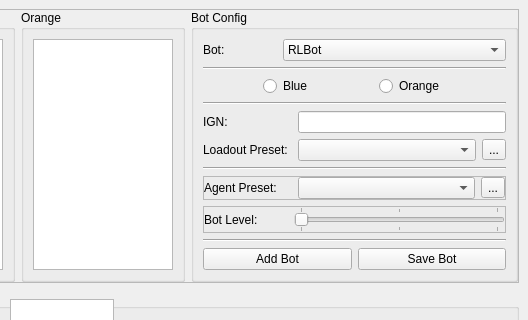
This is RLBotFramework/gui/qt_gui/qt_gui.ui in RLBot/RLBot as Qt 5 draws it before an edit; both pictures show x 159 to 687 and y 0 to 320 of the 687 by 566 pixel window. The edited form follows.
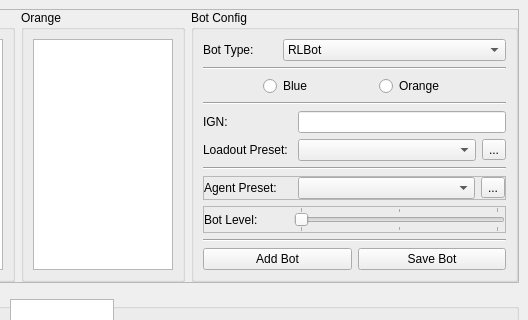
This is the edited form.

Patch:
```diff
--- a/RLBotFramework/gui/qt_gui/qt_gui.ui
+++ b/RLBotFramework/gui/qt_gui/qt_gui.ui
@@ -117,7 +117,7 @@
              <item>
               <widget class="QLabel" name="label">
                <property name="text">
-                <string>Bot:</string>
+                <string>Bot Type:</string>
                </property>
               </widget>
              </item>
```
Left out of the diff: 33 changed lines with no effect on the pictures.
